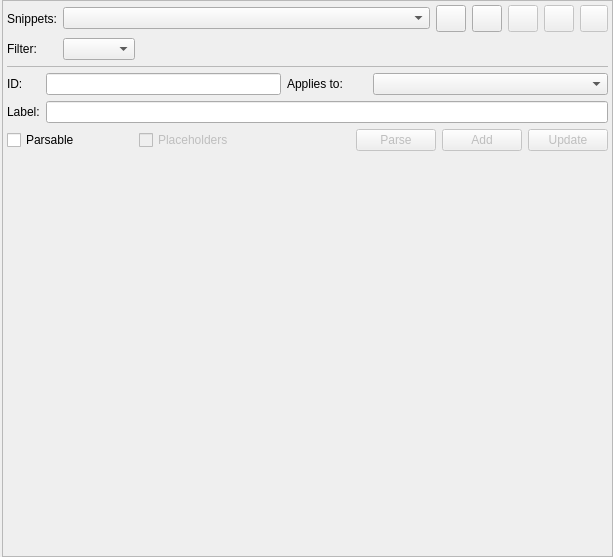
The window that libpgmodeler_ui/ui/snippetsconfigwidget.ui (pgmodeler/pgmodeler) describes before a commit, drawn with Qt 5.
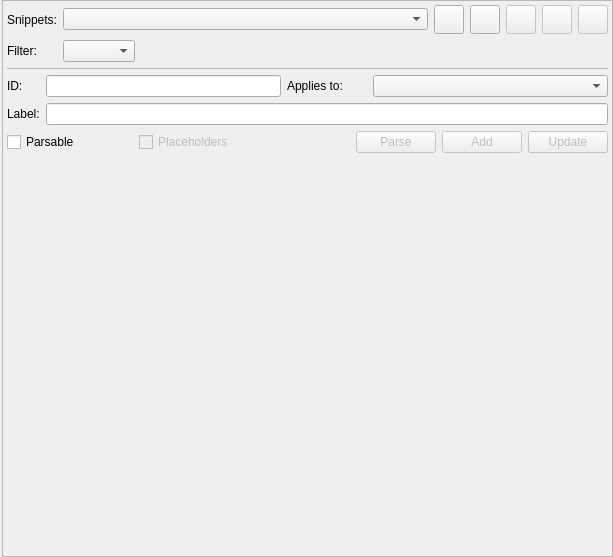
The same window after the commit. Icons and pictures are not drawn.

Patch:
```diff
--- a/libpgmodeler_ui/ui/snippetsconfigwidget.ui
+++ b/libpgmodeler_ui/ui/snippetsconfigwidget.ui
@@ -188,8 +188,8 @@
           </property>
           <property name="iconSize">
            <size>
-            <width>20</width>
-            <height>20</height>
+            <width>22</width>
+            <height>22</height>
            </size>
           </property>
          </widget>
@@ -217,8 +217,8 @@
           </property>
           <property name="iconSize">
            <size>
-            <width>20</width>
-            <height>20</height>
+            <width>22</width>
+            <height>22</height>
            </size>
           </property>
          </widget>
@@ -246,8 +246,8 @@
           </property>
           <property name="iconSize">
            <size>
-            <width>20</width>
-            <height>20</height>
+            <width>22</width>
+            <height>22</height>
            </size>
           </property>
          </widget>
@@ -275,8 +275,8 @@
           </property>
           <property name="iconSize">
            <size>
-            <width>20</width>
-            <height>20</height>
+            <width>22</width>
+            <height>22</height>
            </size>
           </property>
          </widget>
@@ -310,8 +310,8 @@
           </property>
           <property name="iconSize">
            <size>
-            <width>20</width>
-            <height>20</height>
+            <width>22</width>
+            <height>22</height>
            </size>
           </property>
           <property name="shortcut">
@@ -384,8 +384,8 @@
           </property>
           <property name="iconSize">
            <size>
-            <width>20</width>
-            <height>20</height>
+            <width>22</width>
+            <height>22</height>
            </size>
           </property>
          </widget>
@@ -422,8 +422,8 @@
           </property>
           <property name="iconSize">
            <size>
-            <width>20</width>
-            <height>20</height>
+            <width>22</width>
+            <height>22</height>
            </size>
           </property>
          </widget>
@@ -460,8 +460,8 @@
           </property>
           <property name="iconSize">
            <size>
-            <width>20</width>
-            <height>20</height>
+            <width>22</width>
+            <height>22</height>
            </size>
           </property>
          </widget>
```
